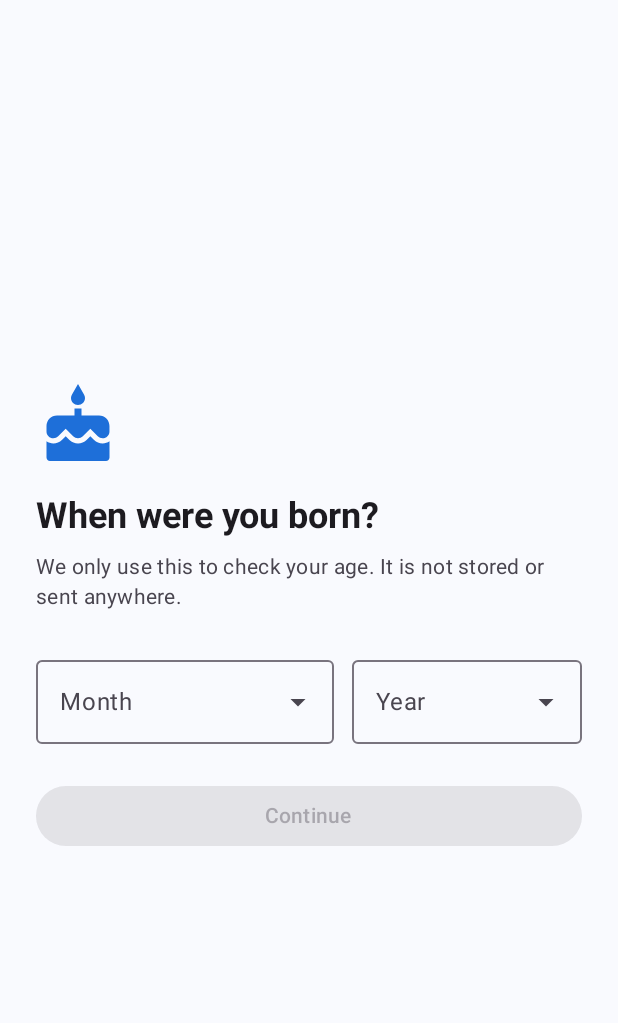
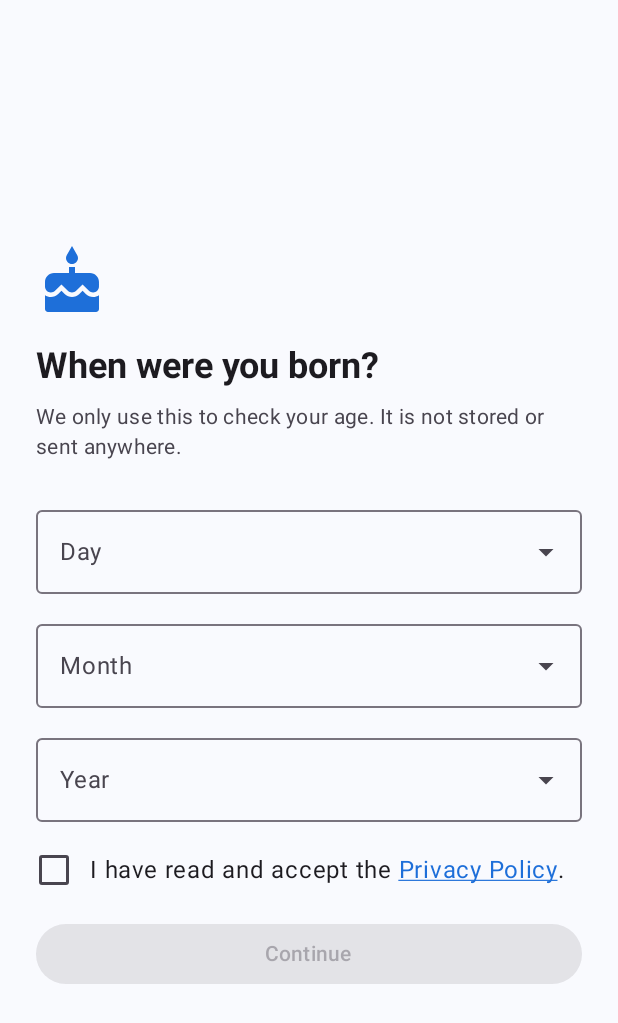
Before and after one commit to 0eiki0/globeswap-app, an Android app built with Jetpack Compose: the screen it shows after launch (MainActivity), on a phone screen of 412 x 824 dp. Shown: the top 1023 px of the screen. Run offline under Robolectric (Android 15) with nearby library versions, the phone set to English and light mode, and no system bars; 1 statement that could not run was skipped.

Commit message:
Altersabfrage mit Tag und Zustimmung zur Datenschutzerklärung
Die Abfrage vor dem ersten Start fragt jetzt Tag, Monat und Jahr (Tage
passend zum Monat, 29.2. nur im Schaltjahr) und prüft genau ab dem 16.
Geburtstag. Weiter geht es erst mit Häkchen "I have read and accept the
Privacy Policy" (mit Link). Wer die alte Abfrage schon bestanden hat,
sieht die neue einmal, weil die Zustimmung bisher fehlte; wer als zu
jung gesperrt war, bleibt gesperrt.

Co-Authored-By: Claude Opus 5.5 <noreply@anthropic.com>
Claude-Session: https://claude.ai/code/session_01EUtbR8ne4xpsobTHKK7UTs

```diff
--- a/app/src/main/java/tech/eiki/globeswap/ui/GlobeSwapApp.kt
+++ b/app/src/main/java/tech/eiki/globeswap/ui/GlobeSwapApp.kt
@@ -56,7 +56,10 @@ private const val ROUTE_SETTINGS = "settings"
 private const val ROUTE_WORLD = "world"
 private const val PREFS = "globeswap"
 private const val KEY_ONBOARDED = "onboarded"
-private const val KEY_AGE = "age_check"
+// Ergebnis der Altersabfrage samt Zustimmung zur Datenschutzerklärung. v1 (nur Monat/Jahr, ohne Zustimmung)
+// zählt nur noch, wenn sie "zu jung" ergab.
+private const val KEY_AGE = "age_check_v2"
+private const val KEY_AGE_V1 = "age_check"
 private const val AGE_OK = "ok"
 private const val AGE_TOO_YOUNG = "too_young"
 
@@ -85,7 +88,9 @@ fun GlobeSwapApp() {
     }
 
     // Altersabfrage vor allem anderen; gespeichert wird nur das Ergebnis.
-    var ageState by remember { mutableStateOf(prefs.getString(KEY_AGE, null)) }
+    var ageState by remember {
+        mutableStateOf(prefs.getString(KEY_AGE, null) ?: AGE_TOO_YOUNG.takeIf { prefs.getString(KEY_AGE_V1, null) == AGE_TOO_YOUNG })
+    }
     when (ageState) {
         AGE_TOO_YOUNG -> { TooYoungScreen(); return }
         null -> {
--- a/app/src/main/java/tech/eiki/globeswap/ui/onboarding/AgeGate.kt
+++ b/app/src/main/java/tech/eiki/globeswap/ui/onboarding/AgeGate.kt
@@ -10,10 +10,13 @@ import androidx.compose.foundation.layout.height
 import androidx.compose.foundation.layout.padding
 import androidx.compose.foundation.layout.safeDrawingPadding
 import androidx.compose.foundation.layout.size
+import androidx.compose.foundation.rememberScrollState
+import androidx.compose.foundation.verticalScroll
 import androidx.compose.material.icons.Icons
 import androidx.compose.material.icons.filled.Cake
 import androidx.compose.material.icons.filled.Block
 import androidx.compose.material3.Button
+import androidx.compose.material3.Checkbox
 import androidx.compose.material3.DropdownMenuItem
 import androidx.compose.material3.ExperimentalMaterial3Api
 import androidx.compose.material3.ExposedDropdownMenuBox
@@ -31,9 +34,19 @@ import androidx.compose.runtime.saveable.rememberSaveable
 import androidx.compose.runtime.setValue
 import androidx.compose.ui.Alignment
 import androidx.compose.ui.Modifier
+import androidx.compose.foundation.selection.toggleable
+import androidx.compose.ui.semantics.Role
+import androidx.compose.ui.text.LinkAnnotation
+import androidx.compose.ui.text.SpanStyle
+import androidx.compose.ui.text.TextLinkStyles
+import androidx.compose.ui.text.buildAnnotatedString
 import androidx.compose.ui.text.font.FontWeight
+import androidx.compose.ui.text.style.TextDecoration
+import androidx.compose.ui.text.withLink
+import tech.eiki.globeswap.ui.LegalLinks
 import androidx.compose.ui.text.style.TextAlign
 import androidx.compose.ui.unit.dp
+import java.time.LocalDate
 import java.time.Month
 import java.time.YearMonth
 import java.time.format.TextStyle
@@ -41,31 +54,31 @@ import java.util.Locale
 
 const val MIN_AGE = 16
 
-/**
- * Alt genug? Nur Monat und Jahr sind bekannt, deshalb zählt der Geburtsmonat selbst noch nicht:
- * wer im Juni 2010 geboren ist, ist ab Juli 2026 dabei.
- */
-fun isOldEnough(birth: YearMonth, now: YearMonth = YearMonth.now(), minAge: Int = MIN_AGE): Boolean {
-    val months = (now.year - birth.year) * 12 + (now.monthValue - birth.monthValue)
-    return months > minAge * 12
-}
+/** Alt genug? Am 16. Geburtstag selbst ist man dabei. */
+fun isOldEnough(birth: LocalDate, today: LocalDate = LocalDate.now(), minAge: Int = MIN_AGE): Boolean =
+    !birth.plusYears(minAge.toLong()).isAfter(today)
 
 /**
- * Neutrale Altersabfrage vor dem Start (Monat und Jahr, ohne Vorauswahl). Gespeichert wird nur das
- * Ergebnis auf dem Gerät, nicht das Geburtsdatum.
+ * Neutrale Altersabfrage vor dem Start (Tag, Monat und Jahr, ohne Vorauswahl) mit Zustimmung zur
+ * Datenschutzerklärung. Gespeichert wird nur das Ergebnis auf dem Gerät, nicht das Geburtsdatum.
  */
 @OptIn(ExperimentalMaterial3Api::class)
 @Composable
 fun AgeGateScreen(onResult: (oldEnough: Boolean) -> Unit) {
+    var day by rememberSaveable { mutableStateOf<Int?>(null) }
     var month by rememberSaveable { mutableStateOf<Int?>(null) }
     var year by rememberSaveable { mutableStateOf<Int?>(null) }
+    var privacyAccepted by rememberSaveable { mutableStateOf(false) }
     val thisYear = YearMonth.now().year
+    // Tage passend zu Monat und Jahr (29. Februar nur im Schaltjahr); ein ungültiger Tag wird verworfen.
+    val daysInMonth = month?.let { YearMonth.of(year ?: 2000, it).lengthOfMonth() } ?: 31
+    if ((day ?: 0) > daysInMonth) day = null
     Surface(Modifier.fillMaxSize()) {
         Column(
-            Modifier.fillMaxSize().safeDrawingPadding().padding(24.dp),
+            Modifier.fillMaxSize().safeDrawingPadding().verticalScroll(rememberScrollState()).padding(24.dp),
             verticalArrangement = Arrangement.Center,
         ) {
-            Icon(Icons.Default.Cake, contentDescription = null, tint = MaterialTheme.colorScheme.primary, modifier = Modifier.size(56.dp))
+            Icon(Icons.Default.Cake, contentDescription = null, tint = MaterialTheme.colorScheme.primary, modifier = Modifier.size(48.dp))
             Spacer(Modifier.height(16.dp))
             Text("When were you born?", style = MaterialTheme.typography.headlineSmall, fontWeight = FontWeight.Bold)
             Text(
@@ -74,26 +87,53 @@ fun AgeGateScreen(onResult: (oldEnough: Boolean) -> Unit) {
                 color = MaterialTheme.colorScheme.onSurfaceVariant,
                 modifier = Modifier.padding(top = 8.dp, bottom = 24.dp),
             )
-            Row(horizontalArrangement = Arrangement.spacedBy(12.dp)) {
+            Column(verticalArrangement = Arrangement.spacedBy(12.dp)) {
+                Picker(
+                    label = "Day",
+                    value = day?.toString(),
+                    options = (1..daysInMonth).map { it to it.toString() },
+                    onPick = { day = it },
+                    modifier = Modifier.fillMaxWidth(),
+                )
                 Picker(
                     label = "Month",
                     value = month?.let { Month.of(it).getDisplayName(TextStyle.FULL, Locale.ENGLISH) },
                     options = (1..12).map { it to Month.of(it).getDisplayName(TextStyle.FULL, Locale.ENGLISH) },
                     onPick = { month = it },
-                    modifier = Modifier.weight(1.3f),
+                    modifier = Modifier.fillMaxWidth(),
                 )
                 Picker(
                     label = "Year",
                     value = year?.toString(),
                     options = (thisYear downTo thisYear - 100).map { it to it.toString() },
                     onPick = { year = it },
-                    modifier = Modifier.weight(1f),
+                    modifier = Modifier.fillMaxWidth(),
                 )
             }
-            Spacer(Modifier.height(24.dp))
+            Spacer(Modifier.height(20.dp))
+            Row(
+                Modifier.fillMaxWidth().toggleable(value = privacyAccepted, role = Role.Checkbox, onValueChange = { privacyAccepted = it }),
+                verticalAlignment = Alignment.CenterVertically,
+            ) {
+                Checkbox(checked = privacyAccepted, onCheckedChange = null)
+                Text(
+                    buildAnnotatedString {
+                        append("I have read and accept the ")
+                        withLink(
+                            LinkAnnotation.Url(
+                                LegalLinks.privacy,
+                                TextLinkStyles(SpanStyle(color = MaterialTheme.colorScheme.primary, textDecoration = TextDecoration.Underline)),
+                            ),
+                        ) { append("Privacy Policy") }
+                        append(".")
+                    },
+                    modifier = Modifier.padding(start = 12.dp),
+                )
+            }
+            Spacer(Modifier.height(20.dp))
             Button(
-                onClick = { onResult(isOldEnough(YearMonth.of(year!!, month!!))) },
-                enabled = month != null && year != null,
+                onClick = { onResult(isOldEnough(LocalDate.of(year!!, month!!, day!!))) },
+                enabled = day != null && month != null && year != null && privacyAccepted,
                 modifier = Modifier.fillMaxWidth(),
             ) { Text("Continue") }
         }
```
Also changed, not shown: 3 other files.
